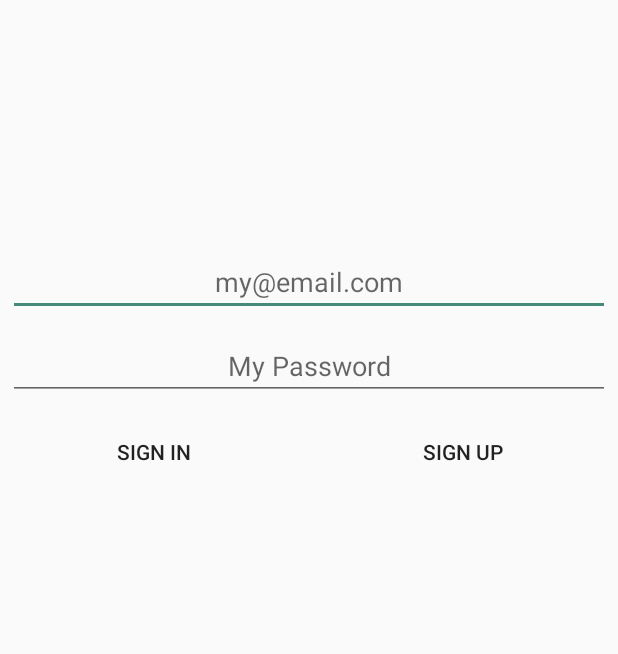
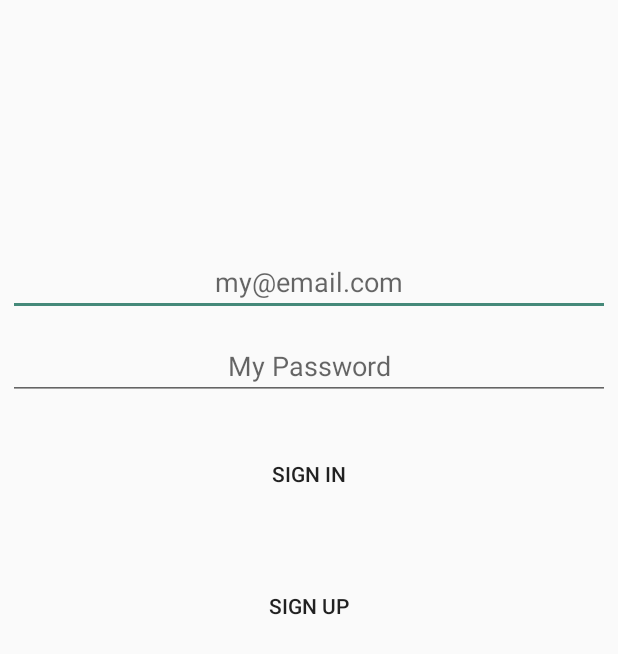
Before and after one commit to mngodolydiah/InsuranceApp, an Android app: the screen it shows after launch (LoginActivity), on a phone screen of 412 x 824 dp. Shown: the top 654 px of the screen. Run offline under Robolectric (Android 15) with nearby library versions, the phone set to English and light mode, and no system bars.

Commit message:
Redesign Login Buttons

```diff
--- a/app/src/main/res/layout/activity_login.xml
+++ b/app/src/main/res/layout/activity_login.xml
@@ -28,32 +28,24 @@
         android:hint="My Password"
         android:layout_margin="5dp"
         android:textAlignment="center"/>
-    <LinearLayout
-        android:layout_width="match_parent"
-        android:layout_height="match_parent"
-        android:orientation="horizontal"
-        >
 
     <Button
         android:id="@+id/signIn"
-            android:layout_width="wrap_content"
+        android:layout_width="match_parent"
         android:layout_height="wrap_content"
-            android:layout_marginTop="5dp"
+        android:layout_margin="20dp"
         android:padding="5dp"
         android:text="Sign In"
-            android:layout_weight="1"
         android:background="?android:attr/selectableItemBackground"
         android:onClick="checkLogin"/>
 
     <Button
         android:id="@+id/signUp"
-            android:layout_width="wrap_content"
+        android:layout_width="match_parent"
         android:layout_height="wrap_content"
-            android:layout_marginTop="5dp"
+        android:layout_margin="20dp"
         android:padding="5dp"
         android:text="Sign Up"
-            android:layout_weight="1"
         android:background="?android:attr/selectableItemBackground"
         android:onClick="signUp"/>
 </LinearLayout>
-</LinearLayout>
```
Lines whose indentation alone changed are shown as unchanged.
